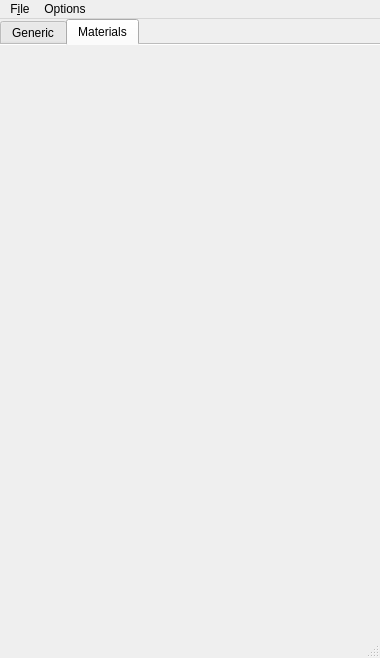
Above: Projects/CoX/Utilities/MapViewer/src/SideWindow.ui from Segs/Segs before the change. Below: the same form after it.
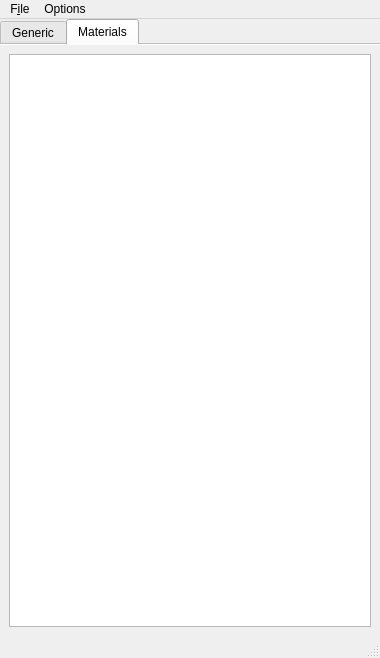
That is the form after the change. The open tabs and pages were chosen to show the change.

Commit message:
Material dumper
Just a plain xml dump.

Diff of the .ui file:
```diff
--- a/Projects/CoX/Utilities/MapViewer/src/SideWindow.ui
+++ b/Projects/CoX/Utilities/MapViewer/src/SideWindow.ui
@@ -132,11 +132,20 @@
       </widget>
       <widget class="QWidget" name="tab_2">
        <property name="enabled">
-        <bool>false</bool>
+        <bool>true</bool>
        </property>
        <attribute name="title">
         <string>Materials</string>
        </attribute>
+       <layout class="QVBoxLayout" name="verticalLayout_2">
+        <item>
+         <widget class="QTextEdit" name="matDescriptionTxt">
+          <property name="enabled">
+           <bool>true</bool>
+          </property>
+         </widget>
+        </item>
+       </layout>
       </widget>
      </widget>
     </item>
```
Left out of the diff: 8 changed lines with no effect on the pictures. The commit also changes 1 other file.
